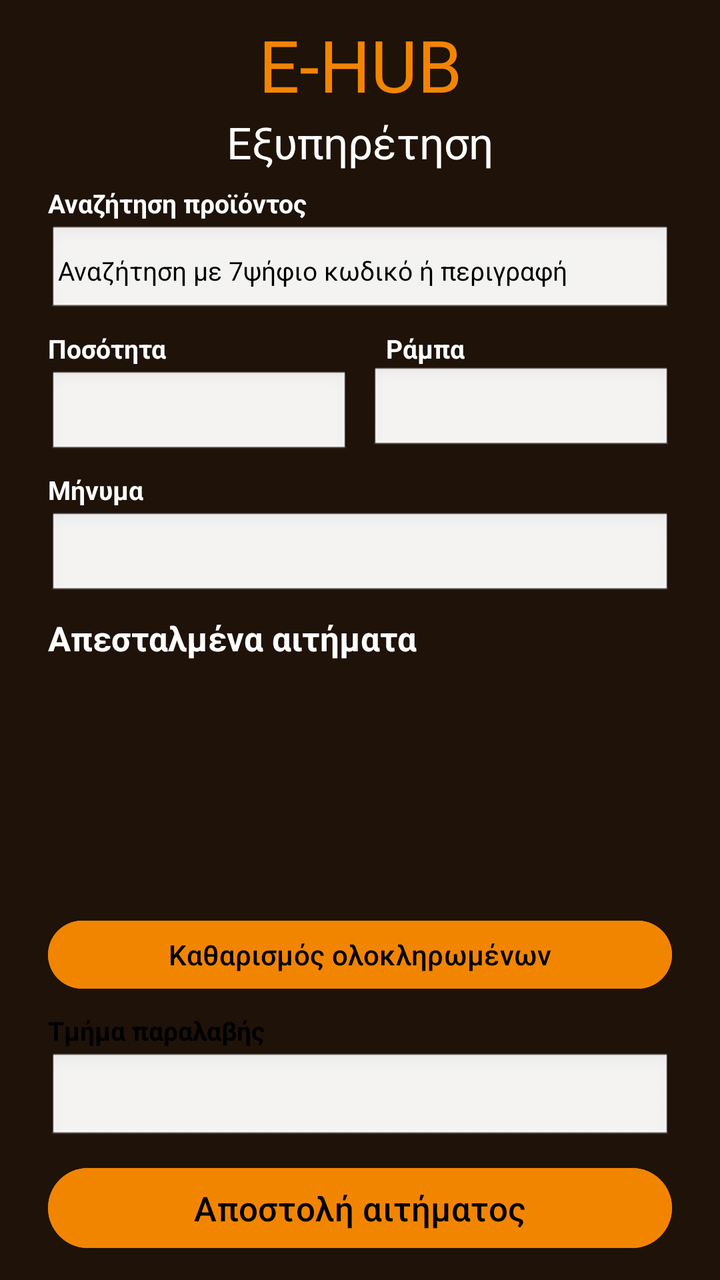
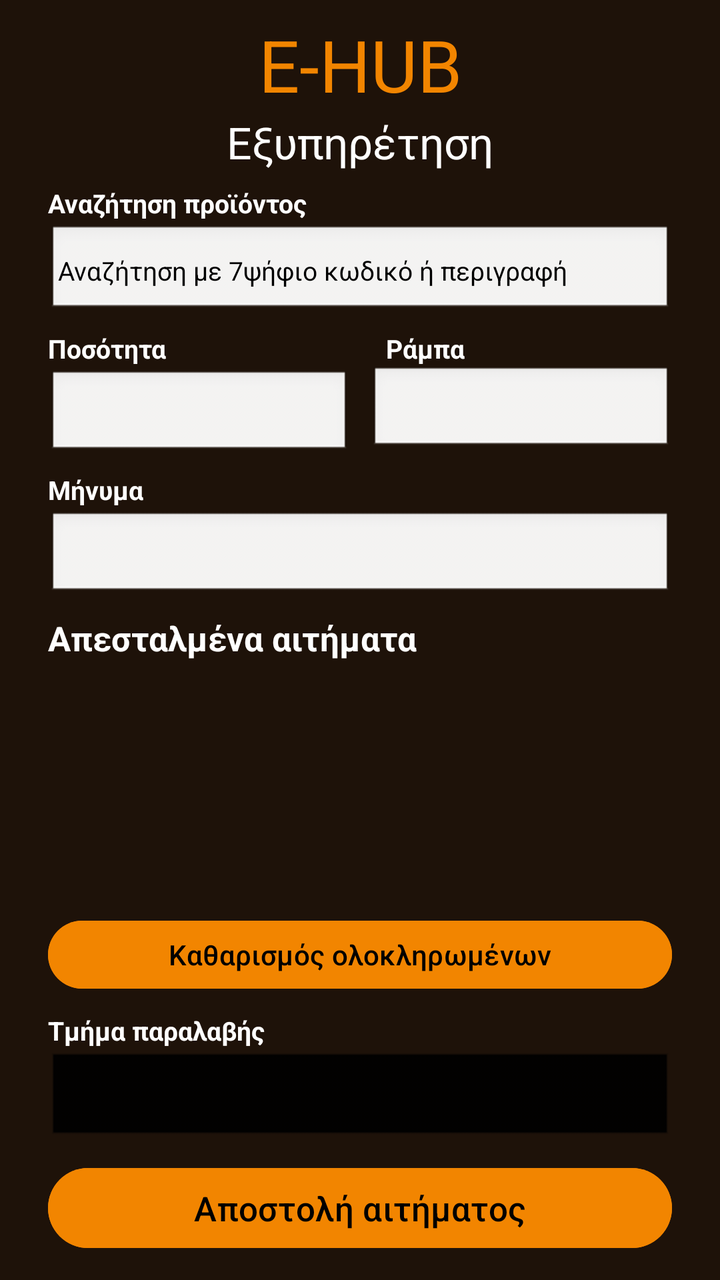

Screens rendered from an Android XML layout before and after an edit, with the pre-edit source and the edit as a unified diff.
<!-- AndroidManifest.xml: application theme Theme.EHUB -->
<!-- res/layout/customer_support.xml -->
<?xml version="1.0" encoding="utf-8"?>
<androidx.constraintlayout.widget.ConstraintLayout
    xmlns:android="http://schemas.android.com/apk/res/android"
    xmlns:app="http://schemas.android.com/apk/res-auto"
    android:layout_width="match_parent"
    android:layout_height="match_parent"
    android:background="@color/brown"
    android:fitsSystemWindows="true"
    android:paddingBottom="8dp">

    

    <TextView
        android:id="@+id/titleText"
        android:layout_width="wrap_content"
        android:layout_height="wrap_content"
        android:layout_marginTop="8dp"
        android:text="E-HUB"
        android:textColor="@color/orange"
        android:textSize="36sp"
        app:layout_constraintEnd_toEndOf="parent"
        app:layout_constraintStart_toStartOf="parent"
        app:layout_constraintTop_toTopOf="parent" />

    <TextView
        android:id="@+id/customerSupportTitle"
        android:layout_width="wrap_content"
        android:layout_height="wrap_content"
        android:text="Εξυπηρέτηση"
        android:textColor="@color/white"
        android:textSize="22sp"
        app:layout_constraintEnd_toEndOf="parent"
        app:layout_constraintStart_toStartOf="parent"
        app:layout_constraintTop_toBottomOf="@id/titleText" />

    

    <TextView
        android:id="@+id/productSearchLabel"
        android:layout_width="wrap_content"
        android:layout_height="wrap_content"
        android:layout_marginStart="24dp"
        android:layout_marginTop="7dp"
        android:text="Αναζήτηση προϊόντος"
        android:textColor="@color/white"
        android:textSize="13sp"
        android:textStyle="bold"
        app:layout_constraintStart_toStartOf="parent"
        app:layout_constraintTop_toBottomOf="@id/customerSupportTitle" />

    <EditText
        android:id="@+id/customerSupportSearch"
        android:layout_width="0dp"
        android:layout_height="46dp"
        android:layout_marginStart="24dp"
        android:layout_marginTop="2dp"
        android:layout_marginEnd="24dp"
        android:background="@android:drawable/edit_text"
        android:hint="Αναζήτηση με 7ψήφιο κωδικό ή περιγραφή"
        android:inputType="text"
        android:padding="5dp"
        android:singleLine="true"
        android:textColor="@color/black"
        android:textColorHint="@color/black"
        android:textSize="13sp"
        app:layout_constraintEnd_toEndOf="parent"
        app:layout_constraintStart_toStartOf="parent"
        app:layout_constraintTop_toBottomOf="@id/productSearchLabel" />

    

    <ScrollView
        android:id="@+id/customerSupSuggestionsScroll"
        android:layout_width="0dp"
        android:layout_height="130dp"
        android:layout_marginStart="20dp"
        android:layout_marginEnd="20dp"
        android:background="@android:color/white"
        android:elevation="8dp"
        android:visibility="gone"
        app:layout_constraintEnd_toEndOf="parent"
        app:layout_constraintStart_toStartOf="parent"
        app:layout_constraintTop_toBottomOf="@id/customerSupportSearch">

        <LinearLayout
            android:id="@+id/customerSupSuggestionsList"
            android:layout_width="match_parent"
            android:layout_height="wrap_content"
            android:orientation="vertical"
            android:padding="8dp" />

    </ScrollView>

    

    <TextView
        android:id="@+id/quantityLabel"
        android:layout_width="wrap_content"
        android:layout_height="wrap_content"
        android:layout_marginStart="24dp"
        android:layout_marginTop="7dp"
        android:text="Ποσότητα"
        android:textColor="@color/white"
        android:textSize="13sp"
        android:textStyle="bold"
        app:layout_constraintStart_toStartOf="parent"
        app:layout_constraintTop_toBottomOf="@id/customerSupportSearch" />

    <EditText
        android:id="@+id/quantityInput"
        android:layout_width="0dp"
        android:layout_height="44dp"
        android:layout_marginStart="24dp"
        android:layout_marginTop="2dp"
        android:layout_marginEnd="2dp"
        android:background="@android:drawable/edit_text"
        android:inputType="number"
        android:padding="10dp"
        android:singleLine="true"
        android:textColor="@color/black"
        android:textSize="14sp"
        app:layout_constraintEnd_toStartOf="@id/locationInput"
        app:layout_constraintStart_toStartOf="parent"
        app:layout_constraintTop_toBottomOf="@id/quantityLabel" />

    

    <TextView
        android:id="@+id/r_θεση"
        android:layout_width="wrap_content"
        android:layout_height="wrap_content"
        android:layout_marginStart="8dp"
        android:layout_marginTop="7dp"
        android:text="Ράμπα"
        android:textColor="@color/white"
        android:textSize="13sp"
        android:textStyle="bold"
        app:layout_constraintStart_toStartOf="@id/locationInput"
        app:layout_constraintTop_toBottomOf="@id/customerSupportSearch" />

    <EditText
        android:id="@+id/locationInput"
        android:layout_width="0dp"
        android:layout_height="44dp"
        android:layout_marginStart="8dp"
        android:layout_marginEnd="24dp"
        android:background="@android:drawable/edit_text"
        android:inputType="number"
        android:padding="10dp"
        android:singleLine="true"
        android:textColor="@color/black"
        android:textSize="14sp"
        app:layout_constraintEnd_toEndOf="parent"
        app:layout_constraintStart_toEndOf="@id/quantityInput"
        app:layout_constraintTop_toBottomOf="@id/r_θεση" />

    

    <TextView
        android:id="@+id/messageLabel"
        android:layout_width="wrap_content"
        android:layout_height="wrap_content"
        android:layout_marginStart="24dp"
        android:layout_marginTop="7dp"
        android:text="Μήνυμα"
        android:textColor="@color/white"
        android:textSize="13sp"
        android:textStyle="bold"
        app:layout_constraintStart_toStartOf="parent"
        app:layout_constraintTop_toBottomOf="@id/quantityInput" />

    <EditText
        android:id="@+id/messageInput"
        android:layout_width="0dp"
        android:layout_height="44dp"
        android:layout_marginStart="24dp"
        android:layout_marginTop="2dp"
        android:layout_marginEnd="24dp"
        android:background="@android:drawable/edit_text"
        android:inputType="text"
        android:padding="10dp"
        android:singleLine="true"
        android:textColor="@color/black"
        android:textColorHint="@color/black"
        android:textSize="14sp"
        app:layout_constraintEnd_toEndOf="parent"
        app:layout_constraintStart_toStartOf="parent"
        app:layout_constraintTop_toBottomOf="@id/messageLabel" />

    

    <TextView
        android:id="@+id/sentRequestsTitle"
        android:layout_width="wrap_content"
        android:layout_height="wrap_content"
        android:layout_marginStart="24dp"
        android:layout_marginTop="8dp"
        android:text="Απεσταλμένα αιτήματα"
        android:textColor="@color/white"
        android:textSize="17sp"
        android:textStyle="bold"
        app:layout_constraintStart_toStartOf="parent"
        app:layout_constraintTop_toBottomOf="@id/messageInput" />

    <androidx.recyclerview.widget.RecyclerView
        android:id="@+id/insertedProducts"
        android:layout_width="0dp"
        android:layout_height="0dp"
        android:layout_marginStart="20dp"
        android:layout_marginTop="5dp"
        android:layout_marginEnd="20dp"
        android:clipToPadding="false"
        android:padding="4dp"
        android:scrollbars="vertical"
        app:layout_constraintBottom_toTopOf="@id/clearCompletedRequestsButton"
        app:layout_constraintEnd_toEndOf="parent"
        app:layout_constraintStart_toStartOf="parent"
        app:layout_constraintTop_toBottomOf="@id/sentRequestsTitle" />

    

    <Button
        android:id="@+id/clearCompletedRequestsButton"
        android:layout_width="0dp"
        android:layout_height="42dp"
        android:layout_marginStart="24dp"
        android:layout_marginTop="6dp"
        android:layout_marginEnd="24dp"
        android:backgroundTint="@color/orange"
        android:text="Καθαρισμός ολοκληρωμένων"
        android:textColor="@color/black"
        android:textSize="14sp"
        app:layout_constraintEnd_toEndOf="parent"
        app:layout_constraintStart_toStartOf="parent"
        app:layout_constraintTop_toBottomOf="@id/insertedProducts" />

    

    <TextView
        android:id="@+id/departmentLabel"
        android:layout_width="wrap_content"
        android:layout_height="wrap_content"
        android:layout_marginStart="24dp"
        android:layout_marginTop="8dp"
        android:text="Τμήμα παραλαβής"
        android:textColor="@color/black"
        android:textSize="13sp"
        android:textStyle="bold"
        app:layout_constraintStart_toStartOf="parent"
        app:layout_constraintTop_toBottomOf="@id/clearCompletedRequestsButton" />

    <Spinner
        android:id="@+id/selectDepartment"
        android:layout_width="0dp"
        android:layout_height="46dp"
        android:layout_marginTop="2dp"
        android:layout_marginEnd="24dp"
        android:background="@android:drawable/edit_text"
        android:paddingStart="12dp"
        android:paddingEnd="12dp"
        app:layout_constraintEnd_toEndOf="parent"
        app:layout_constraintStart_toStartOf="@id/departmentLabel"
        app:layout_constraintTop_toBottomOf="@id/departmentLabel" />

    

    <Button
        android:id="@+id/sendRequest"
        android:layout_width="0dp"
        android:layout_height="48dp"
        android:layout_marginStart="24dp"
        android:layout_marginTop="8dp"
        android:layout_marginEnd="24dp"
        android:layout_marginBottom="4dp"
        android:backgroundTint="@color/orange"
        android:text="Αποστολή αιτήματος"
        android:textColor="@color/black"
        android:textSize="17sp"
        app:layout_constraintBottom_toBottomOf="parent"
        app:layout_constraintEnd_toEndOf="parent"
        app:layout_constraintStart_toStartOf="parent"
        app:layout_constraintTop_toBottomOf="@id/selectDepartment" />

</androidx.constraintlayout.widget.ConstraintLayout>
<!-- resources referenced by this layout -->
<resources>
  <color name="black">#FF000000</color>
  <color name="brown">#1E1209</color>
  <color name="orange">#F28500</color>
  <color name="white">#FFFFFFFF</color>
  <style name="Theme.EHUB" parent="Base.Theme.EHUB" />
  <style name="Base.Theme.EHUB" parent="Theme.Material3.DayNight.NoActionBar">
          
          
      </style>
</resources>

<!-- the commit's change to res/layout/customer_support.xml (unified diff, before → after) -->
@@ -243,7 +243,7 @@
         android:layout_marginStart="24dp"
         android:layout_marginTop="8dp"
         android:text="Τμήμα παραλαβής"
-        android:textColor="@color/black"
+        android:textColor="@color/white"
         android:textSize="13sp"
         android:textStyle="bold"
         app:layout_constraintStart_toStartOf="parent"
@@ -255,6 +255,7 @@
         android:layout_height="46dp"
         android:layout_marginTop="2dp"
         android:layout_marginEnd="24dp"
+        android:backgroundTint="@color/black"
         android:background="@android:drawable/edit_text"
         android:paddingStart="12dp"
         android:paddingEnd="12dp"
